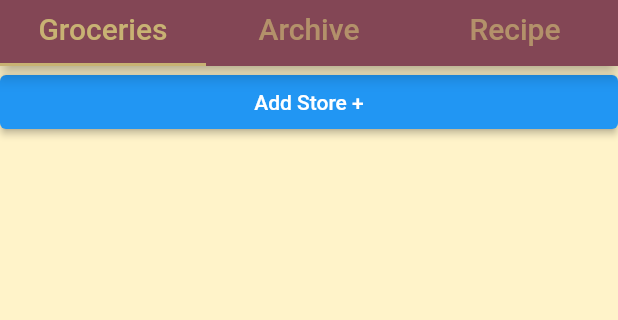
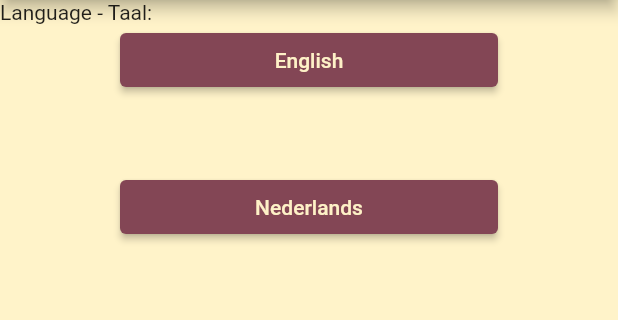
Before and after one commit to emre-yunus/ToBuy, a Flutter app: the screen it shows after launch, on a phone screen of 412 x 824 dp, the part 90-410 px from its top. Run offline on Flutter 3.47's test engine with Material 2 defaults, Android fonts, the phone set to English and light mode, and no system bars; our stand-ins replace audioplayers, csv, shared_preferences, video_player.

Commit message:
added an initial language screen with dynamic navigation.

```diff
--- a/lib/main.dart
+++ b/lib/main.dart
@@ -1,6 +1,5 @@
 import 'package:flutter/material.dart';
-import 'widgets/mainscreen.dart';
-
+import 'widgets/language_screen.dart';
 
 void main() {
   runApp(AppRoot());
@@ -8,5 +7,10 @@ void main() {
 
 class AppRoot extends StatelessWidget {
   @override
-  Widget build(BuildContext context) => MainScreen();
+  Widget build(BuildContext context) {
+    return const MaterialApp(
+      debugShowCheckedModeBanner: false,
+      home: LanguageScreen(),
+    );
+  }
 }
--- /dev/null
+++ b/lib/widgets/language_screen.dart
@@ -0,0 +1,78 @@
+import 'dart:ui';
+import 'package:flutter/material.dart';
+import 'mainscreen.dart';
+
+class LanguageScreen extends StatefulWidget {
+  const LanguageScreen({Key? key}) : super(key: key);
+
+  @override
+  State<LanguageScreen> createState() => _LanguageScreenState();
+}
+
+class _LanguageScreenState extends State<LanguageScreen> {
+  @override
+  Widget build(BuildContext context) => Scaffold(
+        appBar: PreferredSize(
+          preferredSize: const Size.fromHeight(60.0),
+          child: AppBar(
+            backgroundColor: const Color(0xff834655),
+            title: Row(
+              mainAxisAlignment: MainAxisAlignment.center,
+              children: [
+                Image.asset(
+                  'assets/logo_transparent.png',
+                  fit: BoxFit.contain,
+                  height: 130,
+                ),
+              ],
+            ),
+          ),
+        ),
+        body: Container(
+          color: const Color(0xFCFFF3C8),
+          child: Column(
+            mainAxisAlignment: MainAxisAlignment.start,
+            crossAxisAlignment: CrossAxisAlignment.stretch,
+            children: [
+              Container(
+                child: const Text("Language - Taal:"),
+              ),
+              Container(
+                margin: const EdgeInsets.fromLTRB(80.0, 0.0, 80.0, 50.0),
+                child: ElevatedButton(
+                  style: ElevatedButton.styleFrom(
+                    primary: const Color(0xff834655),
+                  ),
+                  child: const Text("English",
+                      style: TextStyle(color: Color(0xFCFFF3C8))),
+                  onPressed: () {
+                    Navigator.push(
+                        context,
+                        MaterialPageRoute(
+                            builder: (context) =>
+                                const MainScreen(language: "English")));
+                  },
+                ),
+              ),
+              Container(
+                margin: const EdgeInsets.fromLTRB(80.0, 0.0, 80.0, 0.0),
+                child: ElevatedButton(
+                  style: ElevatedButton.styleFrom(
+                    primary: const Color(0xff834655),
+                  ),
+                  child: const Text("Nederlands",
+                      style: TextStyle(color: Color(0xFCFFF3C8))),
+                  onPressed: () {
+                    Navigator.push(
+                        context,
+                        MaterialPageRoute(
+                            builder: (context) =>
+                                const MainScreen(language: "Nederlands")));
+                  },
+                ),
+              ),
+            ],
+          ),
+        ),
+      );
+}
```
Also changed, not shown: lib/widgets/mainscreen.dart (+30 -9 lines).
